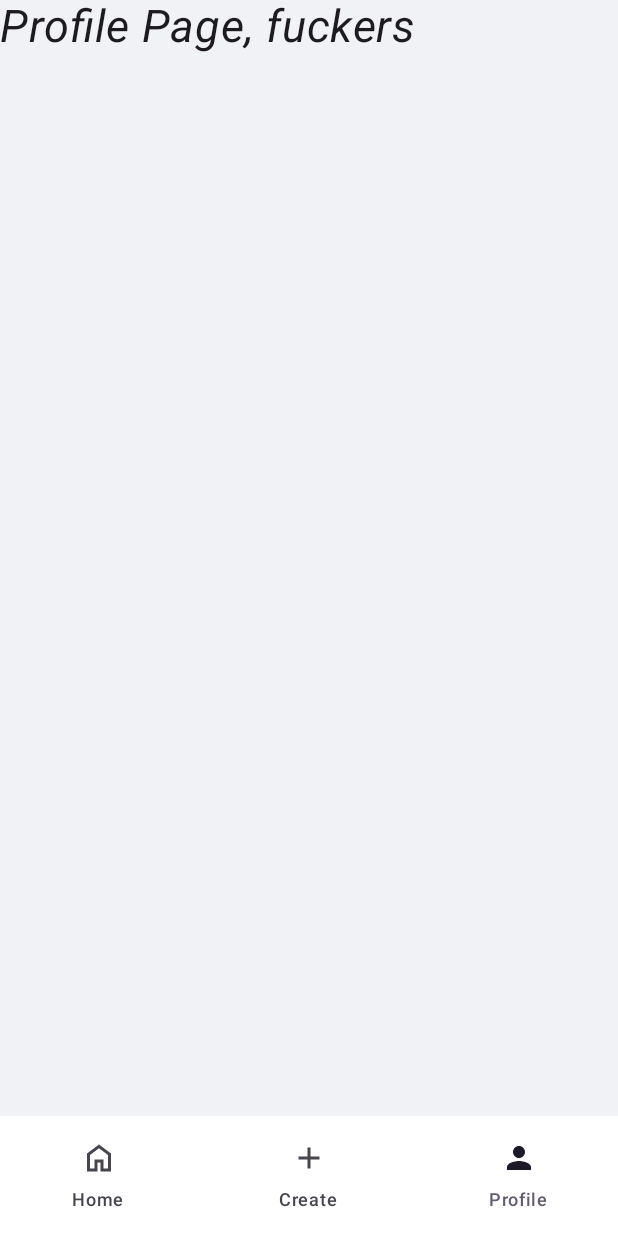
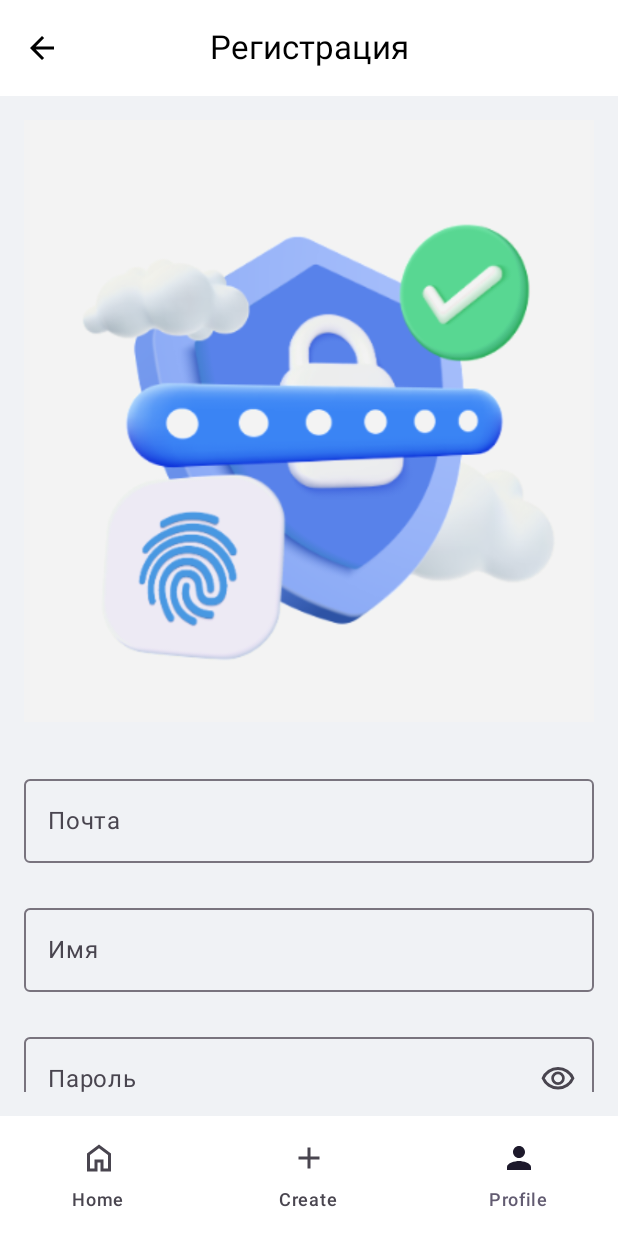
Before and after one commit to Code-Kotliners-Inc/memify, an Android app built with Jetpack Compose: the screen it shows after launch (MainActivity), item 3 of the bottom bar chosen, on a phone screen of 412 x 824 dp. Run offline under Robolectric (Android 15) with nearby library versions, the light colour scheme and no system bars; our stand-ins replace Dagger/Hilt's generated code.

Commit message:
Implement registration screen

```diff
--- a/app/src/main/java/com/codekotliners/memify/MainActivity.kt
+++ b/app/src/main/java/com/codekotliners/memify/MainActivity.kt
@@ -21,7 +21,7 @@
 import com.codekotliners.memify.domain.entities.NavRoutes
 import com.codekotliners.memify.ui.screens.CreateScreen
 import com.codekotliners.memify.ui.screens.HomeScreen
-import com.codekotliners.memify.ui.screens.ProfileScreen
+import com.codekotliners.memify.ui.screens.RegistrationScreen
 import com.codekotliners.memify.ui.theme.MemifyTheme
 import dagger.hilt.android.AndroidEntryPoint
 
@@ -58,7 +58,7 @@
             ) {
                 composable(NavRoutes.Home.route) { HomeScreen() }
                 composable(NavRoutes.Create.route) { CreateScreen() }
-                composable(NavRoutes.Profile.route) { ProfileScreen() }
+                composable(NavRoutes.Profile.route) { RegistrationScreen(navController = navController) {} }
             }
             BottomNavigationBar(navController = navController)
         }
--- /dev/null
+++ b/app/src/main/java/com/codekotliners/memify/ui/screens/Register.kt
@@ -0,0 +1,183 @@
+package com.codekotliners.memify.ui.screens
+
+import androidx.compose.foundation.Image
+import androidx.compose.foundation.clickable
+import androidx.compose.foundation.interaction.MutableInteractionSource
+import androidx.compose.foundation.layout.Arrangement
+import androidx.compose.foundation.layout.Box
+import androidx.compose.foundation.layout.Column
+import androidx.compose.foundation.layout.WindowInsets
+import androidx.compose.foundation.layout.fillMaxSize
+import androidx.compose.foundation.layout.fillMaxWidth
+import androidx.compose.foundation.layout.height
+import androidx.compose.foundation.layout.padding
+import androidx.compose.foundation.layout.size
+import androidx.compose.foundation.rememberScrollState
+import androidx.compose.foundation.shape.RoundedCornerShape
+import androidx.compose.foundation.verticalScroll
+import androidx.compose.material.icons.Icons
+import androidx.compose.material.icons.automirrored.filled.ArrowBack
+import androidx.compose.material3.Button
+import androidx.compose.material3.CenterAlignedTopAppBar
+import androidx.compose.material3.ExperimentalMaterial3Api
+import androidx.compose.material3.Icon
+import androidx.compose.material3.IconButton
+import androidx.compose.material3.MaterialTheme
+import androidx.compose.material3.OutlinedTextField
+import androidx.compose.material3.Scaffold
+import androidx.compose.material3.Text
+import androidx.compose.runtime.Composable
+import androidx.compose.runtime.getValue
+import androidx.compose.runtime.mutableStateOf
+import androidx.compose.runtime.remember
+import androidx.compose.runtime.setValue
+import androidx.compose.ui.Alignment
+import androidx.compose.ui.Modifier
+import androidx.compose.ui.platform.LocalContext
+import androidx.compose.ui.res.painterResource
+import androidx.compose.ui.res.stringResource
+import androidx.compose.ui.text.input.PasswordVisualTransformation
+import androidx.compose.ui.text.input.TextFieldValue
+import androidx.compose.ui.text.input.VisualTransformation
+import androidx.compose.ui.tooling.preview.Preview
+import androidx.compose.ui.unit.dp
+import androidx.navigation.NavHostController
+import com.codekotliners.memify.R
+import com.codekotliners.memify.ui.theme.authButton
+
+@OptIn(ExperimentalMaterial3Api::class)
+@Composable
+fun RegistrationScreen(navController: NavHostController, onRegisterClicked: () -> Unit) {
+    Scaffold(
+        topBar = {
+            CenterAlignedTopAppBar(
+                title = {
+                    Text(
+                        text = stringResource(R.string.registration_title),
+                        style = MaterialTheme.typography.titleLarge,
+                    )
+                },
+                navigationIcon = {
+                    IconButton(onClick = { navController.popBackStack() }) {
+                        Icon(
+                            imageVector = Icons.AutoMirrored.Filled.ArrowBack,
+                            contentDescription = stringResource(R.string.go_back),
+                        )
+                    }
+                },
+            )
+        },
+        modifier = Modifier.fillMaxSize(),
+        contentWindowInsets = WindowInsets(0.dp),
+    ) { paddingValues ->
+        Column(
+            modifier =
+                Modifier
+                    .fillMaxSize()
+                    .padding(paddingValues)
+                    .padding(16.dp)
+                    .verticalScroll(rememberScrollState()),
+            horizontalAlignment = Alignment.CenterHorizontally,
+        ) {
+            Image(
+                painter = painterResource(id = R.drawable.auth),
+                contentDescription = stringResource(R.string.security_icon),
+                modifier = Modifier.padding(bottom = 30.dp),
+            )
+
+            RegistrationForm(onRegisterClicked = onRegisterClicked)
+        }
+    }
+}
+
+@Composable
+fun RegistrationForm(onRegisterClicked: () -> Unit) {
+    var email by remember { mutableStateOf(TextFieldValue()) }
+    var name by remember { mutableStateOf(TextFieldValue()) }
+    var password by remember { mutableStateOf(TextFieldValue()) }
+    var confirmPassword by remember { mutableStateOf(TextFieldValue()) }
+
+    Column(
+        modifier = Modifier.fillMaxSize(),
+        horizontalAlignment = Alignment.CenterHorizontally,
+        verticalArrangement = Arrangement.spacedBy(22.dp),
+    ) {
+        OutlinedTextField(
+            value = email,
+            onValueChange = { email = it },
+            label = { Text(stringResource(R.string.email_field)) },
+            modifier = Modifier.fillMaxWidth(),
+        )
+
+        OutlinedTextField(
+            value = name,
+            onValueChange = { name = it },
+            label = { Text(stringResource(R.string.name_field)) },
+            modifier = Modifier.fillMaxWidth(),
+        )
+
+        PasswordField(label = stringResource(R.string.password_field), onTextChanged = { password = it })
+
+        PasswordField(
+            label = stringResource(R.string.password_confirmation_field),
+            onTextChanged = { confirmPassword = it },
+        )
+
+        Button(
+            onClick = { onRegisterClicked },
+            modifier =
+                Modifier
+                    .fillMaxWidth()
+                    .height(52.dp),
+            shape = RoundedCornerShape(16.dp),
+        ) {
+            Text(
+                stringResource(R.string.register_button),
+                style = MaterialTheme.typography.authButton,
+            )
+        }
+    }
+}
+
+@Composable
+fun PasswordField(label: String, onTextChanged: (TextFieldValue) -> Unit) {
+    var text by remember { mutableStateOf(TextFieldValue()) }
+    var passwordVisible by remember { mutableStateOf(false) }
+
+    OutlinedTextField(
+        value = text,
+        onValueChange = {
+            text = it
+            onTextChanged(it)
+        },
+        label = { Text(label) },
+        visualTransformation = if (passwordVisible) VisualTransformation.None else PasswordVisualTransformation(),
+        trailingIcon = {
+            Box(
+                modifier =
+                    Modifier
+                        .size(48.dp)
+                        .clickable(
+                            interactionSource = remember { MutableInteractionSource() },
+                            indication = null,
+                        ) { passwordVisible = !passwordVisible },
+                contentAlignment = Alignment.Center,
+            ) {
+                Icon(
+                    painter =
+                        painterResource(
+                            if (passwordVisible) R.drawable.visibility_off else R.drawable.visibility,
+                        ),
+                    contentDescription = stringResource(R.string.toggle_confirm_password_visibility),
+                )
+            }
+        },
+        modifier = Modifier.fillMaxWidth(),
+    )
+}
+
+@Preview(showBackground = true)
+@Composable
+fun PreviewRegistrationScreen() {
+    RegistrationScreen(navController = NavHostController(LocalContext.current)) {}
+}
--- a/app/src/main/java/com/codekotliners/memify/ui/theme/Color.kt
+++ b/app/src/main/java/com/codekotliners/memify/ui/theme/Color.kt
@@ -7,7 +7,9 @@
 val primaryContainerLight = Color(0xFFFFFFFF)
 val onPrimaryContainerLight = Color(0xFF747474)
 val backgroundLight = Color(0xFFF0F2F5)
+val onBackgroundLight = Color(0xFF000000)
 val surfaceLight = Color(0xFFFFFFFF)
+val onSurfaceLight = Color(0xFF000000)
 val errorLight = Color(0xFFE60023)
 
 val primaryDark = Color(0xFF0077FF)
@@ -15,7 +17,9 @@
 val primaryContainerDark = Color(0xFF333333)
 val onPrimaryContainerDark = Color(0xFF747474)
 val backgroundDark = Color(0xFF333333)
+val onBackgroundDark = Color(0xFFFFFFFF)
 val surfaceDark = Color(0xFF222222)
+val onSurfaceDark = Color(0xFFFFFFFF)
 val errorDark = Color(0xFFE60023)
 
 val likeRedLight = Color(0xFFFF0000)
--- a/app/src/main/java/com/codekotliners/memify/ui/theme/Theme.kt
+++ b/app/src/main/java/com/codekotliners/memify/ui/theme/Theme.kt
@@ -21,7 +21,9 @@
         primaryContainer = primaryContainerLight,
         onPrimaryContainer = onPrimaryContainerLight,
         background = backgroundLight,
+        onBackground = onBackgroundLight,
         surface = surfaceLight,
+        onSurface = onSurfaceLight,
         error = errorLight,
     )
 
@@ -32,7 +34,9 @@
         primaryContainer = primaryContainerDark,
         onPrimaryContainer = onPrimaryContainerDark,
         background = backgroundDark,
+        onBackground = onBackgroundDark,
         surface = surfaceDark,
+        onSurface = onSurfaceDark,
         error = errorDark,
     )
 
--- a/app/src/main/java/com/codekotliners/memify/ui/theme/Type.kt
+++ b/app/src/main/java/com/codekotliners/memify/ui/theme/Type.kt
@@ -3,6 +3,7 @@
 import androidx.compose.material3.MaterialTheme
 import androidx.compose.material3.Typography
 import androidx.compose.runtime.Composable
+import androidx.compose.ui.graphics.Color
 import androidx.compose.ui.text.TextStyle
 import androidx.compose.ui.text.font.FontWeight
 import androidx.compose.ui.text.style.TextDecoration
@@ -16,7 +17,7 @@
         titleMedium.copy(
             fontWeight = FontWeight.Bold,
             fontSize = 18.sp,
-            color = MaterialTheme.colorScheme.onPrimary,
+            color = Color.White,
         )
 
 val Typography.suggestNewAccount: TextStyle
@@ -25,7 +26,7 @@
         titleMedium.copy(
             fontWeight = FontWeight.Normal,
             fontSize = 18.sp,
-            color = MaterialTheme.colorScheme.onPrimary,
+            color = MaterialTheme.colorScheme.onBackground,
         )
 
 val Typography.registerButton: TextStyle
@@ -35,5 +36,5 @@
             fontWeight = FontWeight.Normal,
             fontSize = 18.sp,
             textDecoration = TextDecoration.Underline,
-            color = MaterialTheme.colorScheme.onPrimary,
+            color = MaterialTheme.colorScheme.onBackground,
         )
--- /dev/null
+++ b/app/src/main/res/drawable/visibility.xml
@@ -0,0 +1,9 @@
+<vector xmlns:android="http://schemas.android.com/apk/res/android"
+    android:width="24dp"
+    android:height="24dp"
+    android:viewportWidth="960"
+    android:viewportHeight="960">
+  <path
+      android:pathData="M480,640q75,0 127.5,-52.5T660,460q0,-75 -52.5,-127.5T480,280q-75,0 -127.5,52.5T300,460q0,75 52.5,127.5T480,640ZM480,568q-45,0 -76.5,-31.5T372,460q0,-45 31.5,-76.5T480,352q45,0 76.5,31.5T588,460q0,45 -31.5,76.5T480,568ZM480,760q-146,0 -266,-81.5T40,460q54,-137 174,-218.5T480,160q146,0 266,81.5T920,460q-54,137 -174,218.5T480,760ZM480,460ZM480,680q113,0 207.5,-59.5T832,460q-50,-101 -144.5,-160.5T480,240q-113,0 -207.5,59.5T128,460q50,101 144.5,160.5T480,680Z"
+      android:fillColor="#e8eaed"/>
+</vector>
--- /dev/null
+++ b/app/src/main/res/drawable/visibility_off.xml
@@ -0,0 +1,9 @@
+<vector xmlns:android="http://schemas.android.com/apk/res/android"
+    android:width="24dp"
+    android:height="24dp"
+    android:viewportWidth="960"
+    android:viewportHeight="960">
+  <path
+      android:pathData="m644,532 l-58,-58q9,-47 -27,-88t-93,-32l-58,-58q17,-8 34.5,-12t37.5,-4q75,0 127.5,52.5T660,460q0,20 -4,37.5T644,532ZM772,658 L714,602q38,-29 67.5,-63.5T832,460q-50,-101 -143.5,-160.5T480,240q-29,0 -57,4t-55,12l-62,-62q41,-17 84,-25.5t90,-8.5q151,0 269,83.5T920,460q-23,59 -60.5,109.5T772,658ZM792,904L624,738q-35,11 -70.5,16.5T480,760q-151,0 -269,-83.5T40,460q21,-53 53,-98.5t73,-81.5L56,168l56,-56 736,736 -56,56ZM222,336q-29,26 -53,57t-41,67q50,101 143.5,160.5T480,680q20,0 39,-2.5t39,-5.5l-36,-38q-11,3 -21,4.5t-21,1.5q-75,0 -127.5,-52.5T300,460q0,-11 1.5,-21t4.5,-21l-84,-82ZM541,429ZM390,504Z"
+      android:fillColor="#e8eaed"/>
+</vector>
--- a/app/src/main/res/values/strings.xml
+++ b/app/src/main/res/values/strings.xml
@@ -1,3 +1,15 @@
 <resources>
     <string name="app_name">Memify</string>
+    <string name="password_confirmation_field">Подтверждение пароля</string>
+    <string name="password_field">Пароль</string>
+    <string name="name_field">Имя</string>
+    <string name="incorrect_format_error_message">Неверный формат</string>
+    <string name="email_field">Почта</string>
+    <string name="toggle_password_visibility">Toggle Password Visibility</string>
+    <string name="toggle_confirm_password_visibility">Toggle Confirm Password Visibility</string>
+    <string name="register_button">Зарегистрироваться</string>
+    <string name="security_icon">Security Icon</string>
+    <string name="back">Back</string>
+    <string name="registration_title">Регистрация</string>
+    <string name="go_back">Назад</string>
 </resources>
```
Also changed, not shown: app/src/main/res/drawable/auth.png (added).
